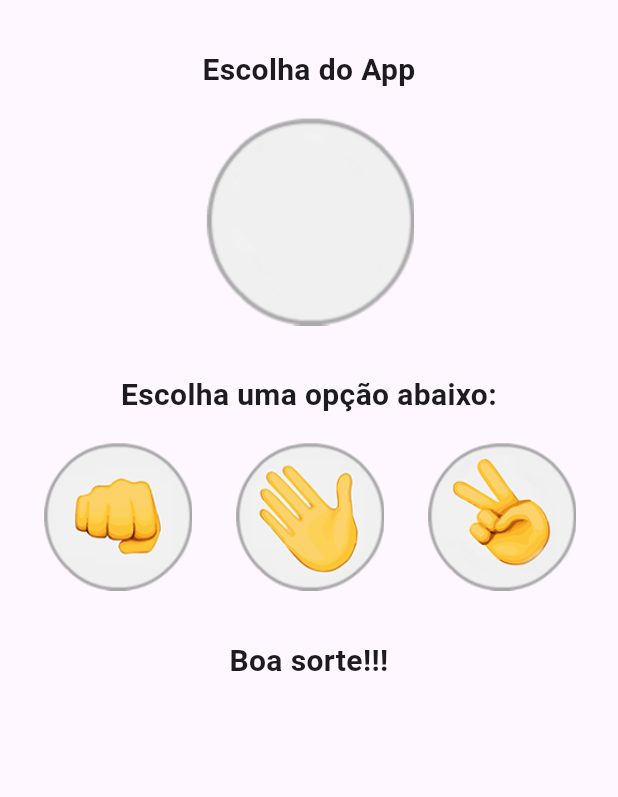
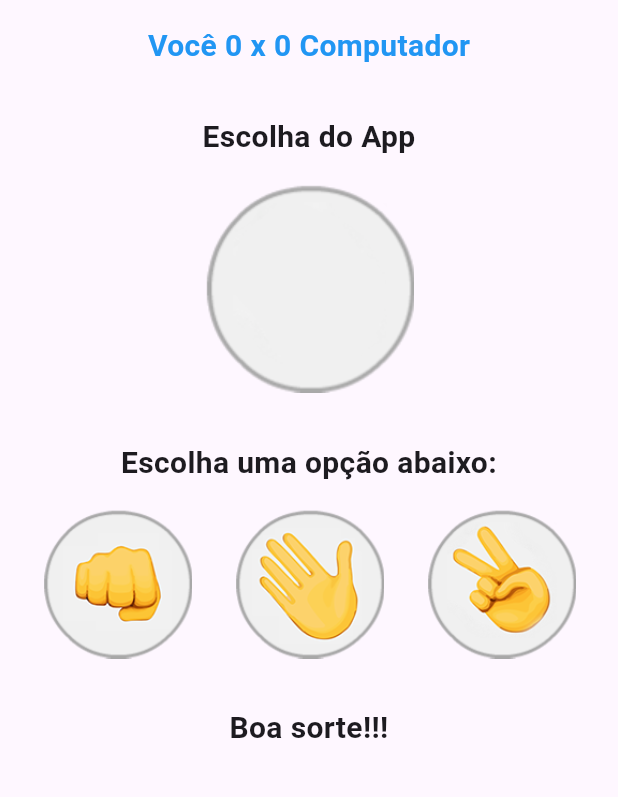
Before and after one commit to gpPacheco/jokenPo-app, a Flutter app: the screen it shows after launch, on a phone screen of 412 x 824 dp, the part 84-881 px from its top. Run offline on Flutter 3.47's test engine with Material 3 defaults, Android fonts, the phone set to English and light mode, and no system bars.

Commit message:
Criaçào de lógica para marcação de pontos

```diff
--- a/lib/jogo.dart
+++ b/lib/jogo.dart
@@ -10,13 +10,17 @@ class Jogo extends StatefulWidget {
 class _JogoState extends State<Jogo> {
   var _imagemApp = AssetImage("images/padrao.png");
   var _resultadoFinal = "Boa sorte!!!";
+  int _vitoriasUsuario = 0;
+  int _vitoriasComputador = 0;
+
   void _opcaoSelecionada(String escolhaUsuario) {
     var opcoes = ["pedra", "papel", "tesoura"];
     var numero = Random().nextInt(3);
     var escolhaApp = opcoes[numero];
     print("Escolha do App: " + escolhaApp);
     print("Escolha do Usuário: " + escolhaUsuario);
-//Exibir na UI o resultado da escolha do APP
+
+    // Exibir na UI o resultado da escolha do APP
     switch (escolhaApp) {
       case "pedra":
         setState(() {
@@ -34,18 +38,21 @@ class _JogoState extends State<Jogo> {
         });
         break;
     }
-//Lógica para ganhador e perdedor
+
+    // Lógica para ganhador e perdedor
     if ((escolhaUsuario == "pedra" && escolhaApp == "tesoura") ||
         (escolhaUsuario == "tesoura" && escolhaApp == "papel") ||
         (escolhaUsuario == "papel" && escolhaApp == "pedra")) {
       setState(() {
         _resultadoFinal = "Parabéns!!! Você ganhou :)";
+        _vitoriasUsuario++;
       });
     } else if ((escolhaApp == "pedra" && escolhaUsuario == "tesoura") ||
         (escolhaApp == "tesoura" && escolhaUsuario == "papel") ||
         (escolhaApp == "papel" && escolhaUsuario == "pedra")) {
       setState(() {
         _resultadoFinal = "Puxa!!! Você perdeu :(";
+        _vitoriasComputador++;
       });
     } else {
       setState(() {
@@ -65,7 +72,20 @@ class _JogoState extends State<Jogo> {
       body: Column(
         crossAxisAlignment: CrossAxisAlignment.center,
         children: <Widget>[
-//1 - Escolha do App
+          // Placar
+          Padding(
+            padding: EdgeInsets.only(top: 16),
+            child: Text(
+              'Você $_vitoriasUsuario x $_vitoriasComputador Computador',
+              style: TextStyle(
+                fontSize: 20,
+                fontWeight: FontWeight.bold,
+                color: Colors.blue,
+              ),
+            ),
+          ),
+
+          //1 - Escolha do App
           Padding(
             padding: EdgeInsets.only(top: 32, bottom: 16),
             child: Text(
@@ -74,9 +94,11 @@ class _JogoState extends State<Jogo> {
               style: TextStyle(fontSize: 20, fontWeight: FontWeight.bold),
             ),
           ),
-//2 - Imagem de escolha do app
+
+          //2 - Imagem de escolha do app
           Image(image: _imagemApp),
-//3 - Escolha uma opção abaixo:
+
+          //3 - Escolha uma opção abaixo:
           Padding(
             padding: EdgeInsets.only(top: 32, bottom: 16),
             child: Text(
@@ -85,6 +107,7 @@ class _JogoState extends State<Jogo> {
               style: TextStyle(fontSize: 20, fontWeight: FontWeight.bold),
             ),
           ),
+
           Row(
             mainAxisAlignment: MainAxisAlignment.spaceEvenly,
             children: <Widget>[
@@ -111,6 +134,7 @@ class _JogoState extends State<Jogo> {
               ),
             ],
           ),
+
           Padding(
             padding: EdgeInsets.only(top: 32, bottom: 16),
             child: Text(
```
